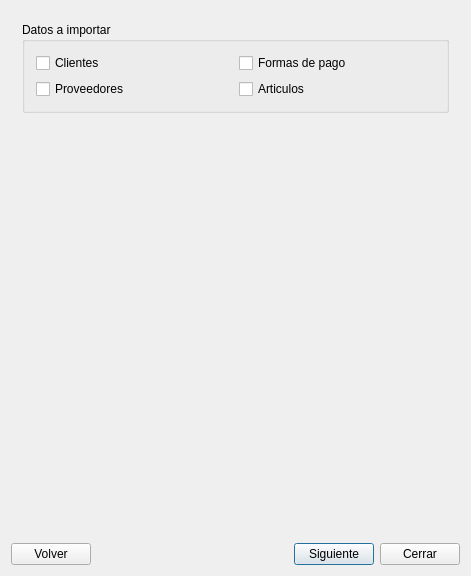
Before: the Qt Designer form importdialog.ui in 0TheFox0/MayaImportFP, drawn with Qt 5.
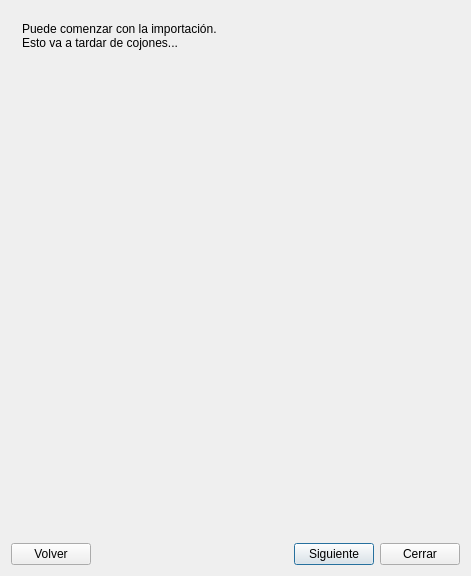
After: the same form once the commit is applied. The open tabs and pages were chosen to show the change. Icons and pictures are not drawn.

```diff
--- a/importdialog.ui
+++ b/importdialog.ui
@@ -408,40 +408,11 @@
      <widget class="QWidget" name="page_5">
       <layout class="QVBoxLayout" name="verticalLayout_5">
        <item>
-        <widget class="QGroupBox" name="groupBoxDatos">
-         <property name="title">
-          <string>Datos a importar</string>
+        <widget class="QLabel" name="label_20">
+         <property name="text">
+          <string>Puede comenzar con la importación. 
+Esto va a tardar de cojones...</string>
          </property>
-         <layout class="QGridLayout" name="gridLayout">
-          <item row="0" column="0">
-           <widget class="QCheckBox" name="clientCheck">
-            <property name="text">
-             <string>Clientes</string>
-            </property>
-           </widget>
-          </item>
-          <item row="1" column="1">
-           <widget class="QCheckBox" name="articulosCheck">
-            <property name="text">
-             <string>Articulos</string>
-            </property>
-           </widget>
-          </item>
-          <item row="1" column="0">
-           <widget class="QCheckBox" name="provCheck">
-            <property name="text">
-             <string>Proveedores</string>
-            </property>
-           </widget>
-          </item>
-          <item row="0" column="1">
-           <widget class="QCheckBox" name="fPagoCheck">
-            <property name="text">
-             <string>Formas de pago</string>
-            </property>
-           </widget>
-          </item>
-         </layout>
         </widget>
        </item>
        <item>
```
